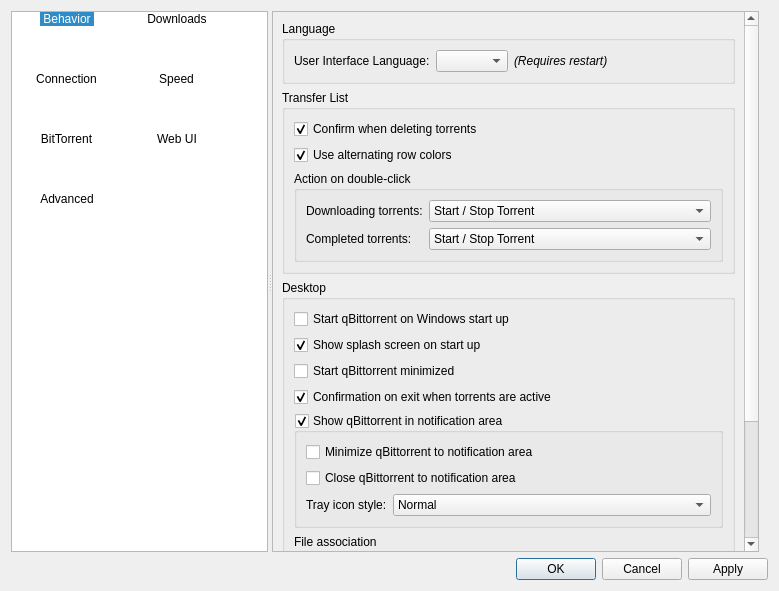
First picture: the form in src/gui/options.ui, repository SysAdminDoc/qBittorrent-Vanced, before the edit.
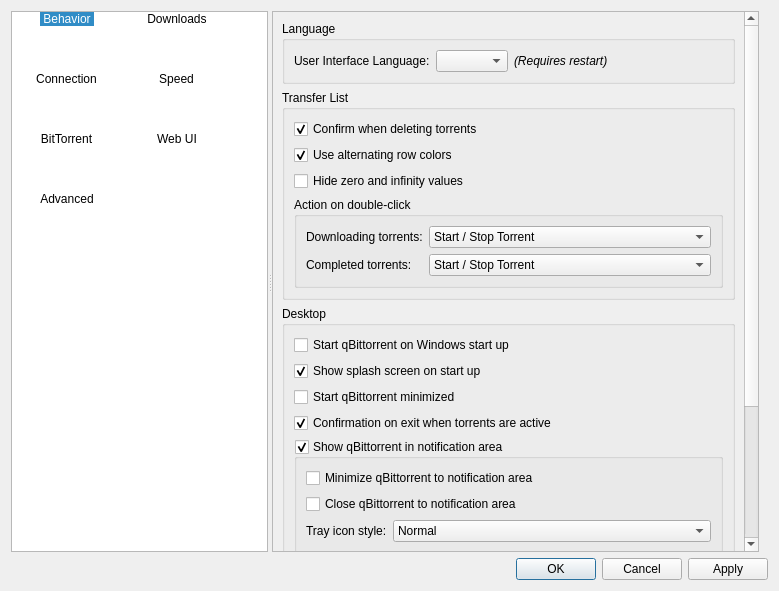
Second picture: the form after the edit. Icons and pictures are not drawn.

Commit message: Add "Hide zero values" option. Closes #3543.

```diff
--- a/src/gui/options.ui
+++ b/src/gui/options.ui
@@ -163,7 +163,7 @@
              <x>0</x>
              <y>0</y>
              <width>480</width>
-             <height>672</height>
+             <height>698</height>
             </rect>
            </property>
            <layout class="QVBoxLayout" name="verticalLayout_9">
@@ -257,6 +257,13 @@
                  </property>
                 </widget>
                </item>
+               <item>
+                <widget class="QCheckBox" name="checkHideZero">
+                 <property name="text">
+                  <string>Hide zero and infinity values</string>
+                 </property>
+                </widget>
+               </item>
                <item>
                 <widget class="QGroupBox" name="groupBox_7">
                  <property name="font">
```
The commit also changes 4 other files.
